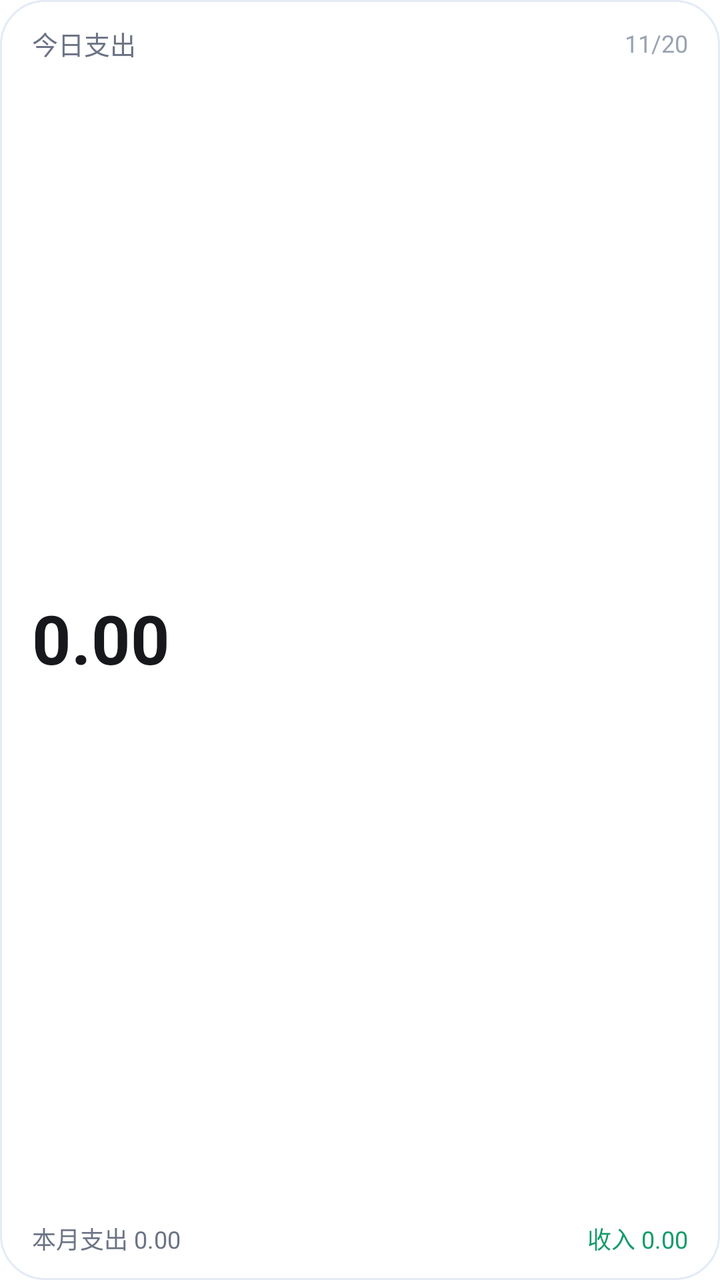
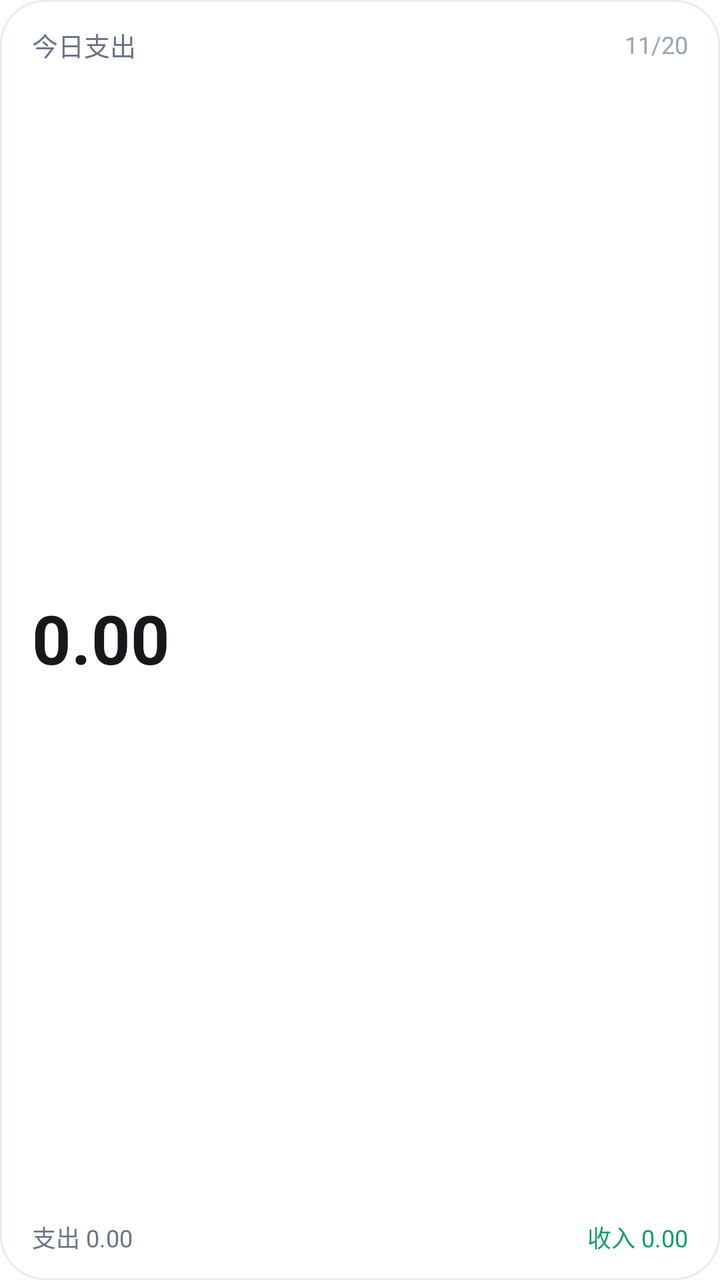

An Android layout rendered at two revisions. The XML below is the earlier revision; the diff shows what the commit changed to produce the second picture.
<!-- AndroidManifest.xml: application theme Theme.AutoLedger -->
<!-- res/layout/widget_ledger.xml -->
<?xml version="1.0" encoding="utf-8"?>
<LinearLayout xmlns:android="http://schemas.android.com/apk/res/android"
    android:layout_width="match_parent"
    android:layout_height="match_parent"
    android:background="@drawable/widget_bg"
    android:orientation="vertical"
    android:paddingHorizontal="16dp"
    android:paddingVertical="12dp">

    
    <LinearLayout
        android:layout_width="match_parent"
        android:layout_height="wrap_content"
        android:gravity="center_vertical"
        android:orientation="horizontal">

        <TextView
            android:id="@+id/widget_label"
            android:layout_width="0dp"
            android:layout_height="wrap_content"
            android:layout_weight="1"
            android:text="今日支出"
            android:textColor="#6B7385"
            android:textSize="13sp" />

        <TextView
            android:id="@+id/widget_date"
            android:layout_width="wrap_content"
            android:layout_height="wrap_content"
            android:text="11/20"
            android:textColor="#9AA3B2"
            android:textSize="12sp" />
    </LinearLayout>

    
    <TextView
        android:id="@+id/widget_amount"
        android:layout_width="match_parent"
        android:layout_height="0dp"
        android:layout_weight="1"
        android:gravity="center_vertical"
        android:includeFontPadding="false"
        android:maxLines="1"
        android:text="0.00"
        android:textColor="#17181B"
        android:textSize="34sp"
        android:textStyle="bold" />

    
    <LinearLayout
        android:layout_width="match_parent"
        android:layout_height="wrap_content"
        android:orientation="horizontal">

        <TextView
            android:id="@+id/widget_month_expense"
            android:layout_width="0dp"
            android:layout_height="wrap_content"
            android:layout_weight="1"
            android:maxLines="1"
            android:text="本月支出 0.00"
            android:textColor="#6B7385"
            android:textSize="12sp" />

        <TextView
            android:id="@+id/widget_month_income"
            android:layout_width="wrap_content"
            android:layout_height="wrap_content"
            android:maxLines="1"
            android:text="收入 0.00"
            android:textColor="#159B6B"
            android:textSize="12sp" />
    </LinearLayout>
</LinearLayout>
<!-- resources referenced by this layout -->
<resources>
  <!-- drawable widget_bg (drawable) -->
  <?xml version="1.0" encoding="utf-8"?>
  <shape xmlns:android="http://schemas.android.com/apk/res/android"
      android:shape="rectangle">
  
      <solid android:color="#FFFFFF" />
      <corners android:radius="22dp" />
      <stroke
          android:width="1dp"
          android:color="#E4EBF6" />
  </shape>
  <style name="Theme.AutoLedger" parent="@android:style/Theme.DeviceDefault.NoActionBar">
          <item name="android:windowBackground">@android:color/transparent</item>
          <item name="android:statusBarColor">@android:color/transparent</item>
          <item name="android:navigationBarColor">@android:color/transparent</item>
      </style>
</resources>

<!-- the commit's change to res/layout/widget_ledger.xml (unified diff, before → after) -->
@@ -5,7 +5,7 @@
     android:background="@drawable/widget_bg"
     android:orientation="vertical"
     android:paddingHorizontal="16dp"
-    android:paddingVertical="12dp">
+    android:paddingVertical="13dp">
 
     
     <LinearLayout
@@ -19,6 +19,8 @@
             android:layout_width="0dp"
             android:layout_height="wrap_content"
             android:layout_weight="1"
+            android:includeFontPadding="false"
+            android:maxLines="1"
             android:text="今日支出"
             android:textColor="#6B7385"
             android:textSize="13sp" />
@@ -27,6 +29,7 @@
             android:id="@+id/widget_date"
             android:layout_width="wrap_content"
             android:layout_height="wrap_content"
+            android:maxLines="1"
             android:text="11/20"
             android:textColor="#9AA3B2"
             android:textSize="12sp" />
@@ -57,15 +60,21 @@
             android:layout_width="0dp"
             android:layout_height="wrap_content"
             android:layout_weight="1"
+            android:ellipsize="end"
+            android:includeFontPadding="false"
             android:maxLines="1"
-            android:text="本月支出 0.00"
+            android:text="支出 0.00"
             android:textColor="#6B7385"
             android:textSize="12sp" />
 
         <TextView
             android:id="@+id/widget_month_income"
-            android:layout_width="wrap_content"
+            android:layout_width="0dp"
             android:layout_height="wrap_content"
+            android:layout_weight="1"
+            android:ellipsize="end"
+            android:gravity="end"
+            android:includeFontPadding="false"
             android:maxLines="1"
             android:text="收入 0.00"
             android:textColor="#159B6B"
